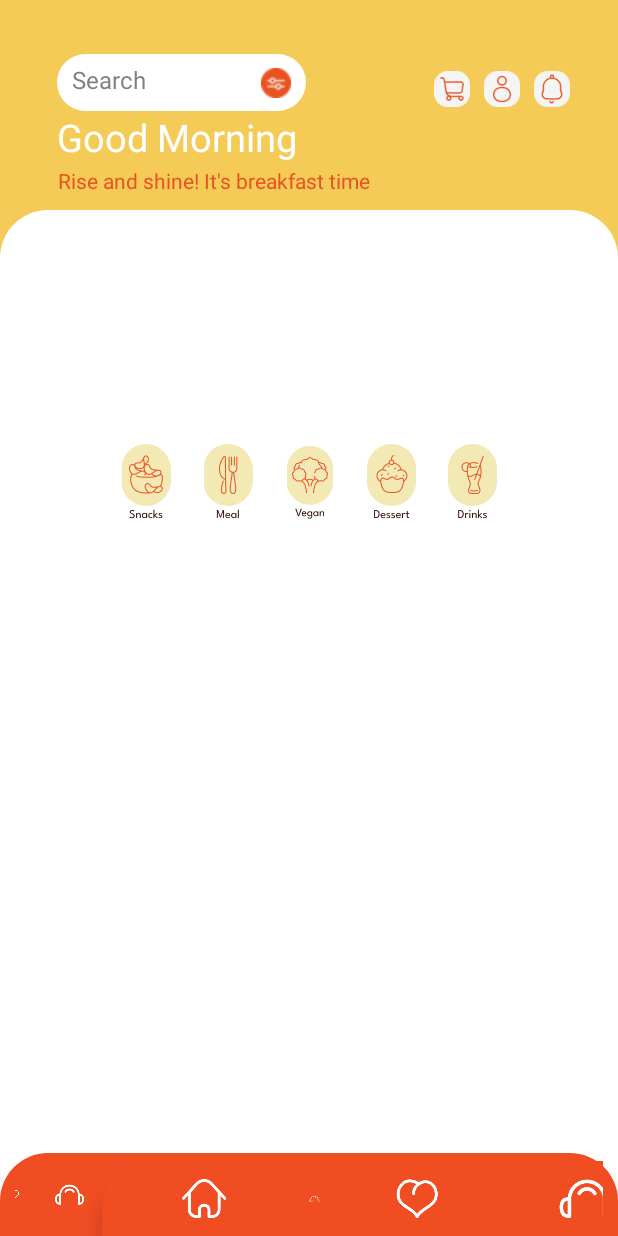
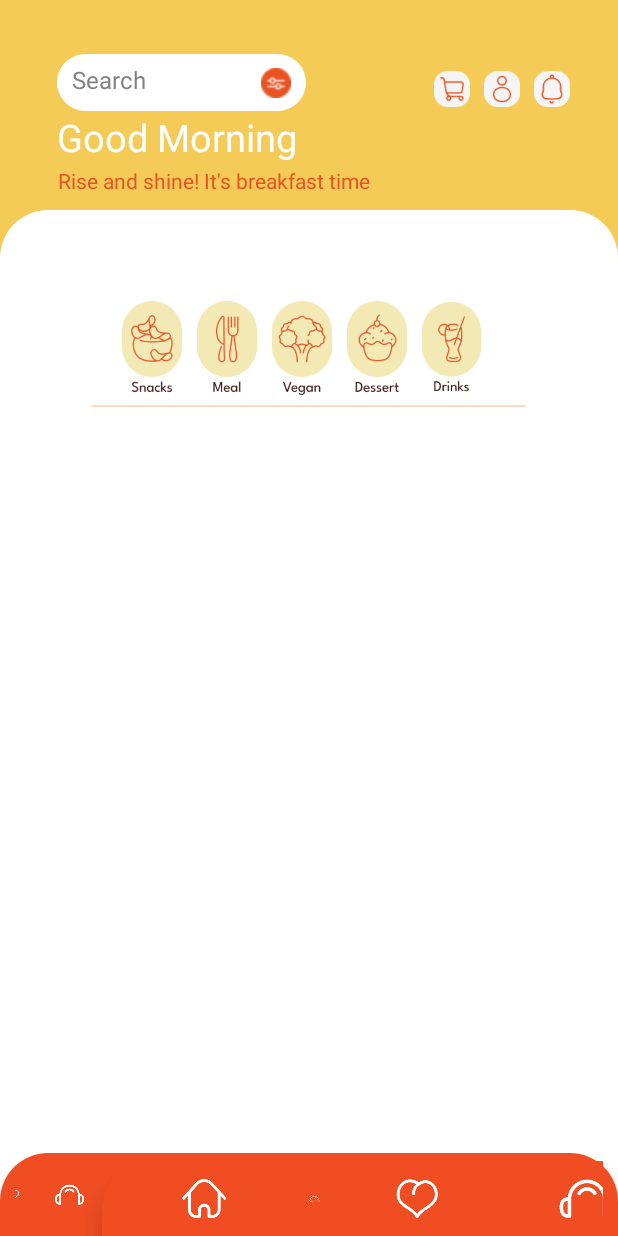
Before and after one commit to VectorVanguard/figmaProject, an Android app: the FoodCategoryFragment screen opened directly, with no data from a screen before it, on a phone screen of 412 x 824 dp. Run offline under Robolectric (Android 15) with nearby library versions, the phone set to English and light mode, and no system bars; Roboto replaces fonts that are not available here.

Commit message:
Бр бр потамип

```diff
--- a/app/build.gradle.kts
+++ b/app/build.gradle.kts
@@ -7,6 +7,8 @@ plugins {
 android {
     namespace = "com.example.projectfigma"
     compileSdk = 35
+
+
 
     defaultConfig {
         applicationId = "com.example.projectfigma"
--- a/app/src/main/java/com/example/projectfigma/Activity/HomeActivity.kt
+++ b/app/src/main/java/com/example/projectfigma/Activity/HomeActivity.kt
@@ -3,6 +3,7 @@ package com.example.projectfigma.Activity
 import android.os.Bundle
 import androidx.appcompat.app.AppCompatActivity
 import com.example.projectfigma.Fragments.BottomPanelFragment
+import com.example.projectfigma.Fragments.FoodCategoryFragment
 import com.example.projectfigma.R
 
 class HomeActivity : AppCompatActivity() {
--- /dev/null
+++ b/app/src/main/java/com/example/projectfigma/Fragments/DividingLine.kt
@@ -0,0 +1,29 @@
+package com.example.projectfigma.Fragments
+
+import android.os.Bundle
+import androidx.fragment.app.Fragment
+import android.view.LayoutInflater
+import android.view.View
+import android.view.ViewGroup
+import com.example.projectfigma.R
+import com.example.projectfigma.databinding.FragmentDividingLineBinding
+import com.example.projectfigma.databinding.FragmentFoodCategoryCardBinding
+
+class DividingLine : Fragment() {
+
+    private var _binding: FragmentDividingLineBinding? = null
+    private val binding get() = _binding!!
+
+    override fun onCreate(savedInstanceState: Bundle?) {
+        super.onCreate(savedInstanceState)
+    }
+
+    override fun onCreateView(
+        inflater: LayoutInflater,
+        container: ViewGroup?,
+        savedInstanceState: Bundle?
+    ): View {
+        _binding = FragmentDividingLineBinding.inflate(inflater,  container, false)
+        return binding.root
+    }
+}
--- a/app/src/main/java/com/example/projectfigma/Fragments/FoodCategoryFragment.kt
+++ b/app/src/main/java/com/example/projectfigma/Fragments/FoodCategoryFragment.kt
@@ -10,7 +10,6 @@ import com.example.projectfigma.databinding.FragmentFoodCategoryCardBinding
 
 class FoodCategoryFragment : Fragment() {
 
-    // ViewBinding
     private var _binding: FragmentFoodCategoryCardBinding? = null
     private val binding get() = _binding!!
 
--- a/app/src/main/res/layout/activity_home.xml
+++ b/app/src/main/res/layout/activity_home.xml
@@ -103,7 +103,51 @@
 
     </androidx.constraintlayout.widget.ConstraintLayout>
 
+    <androidx.constraintlayout.widget.ConstraintLayout
+        android:layout_width="389dp"
+        android:layout_height="579dp"
+        app:layout_constraintBottom_toBottomOf="parent"
+        app:layout_constraintEnd_toEndOf="parent"
+        app:layout_constraintStart_toStartOf="parent"
+        app:layout_constraintTop_toBottomOf="@+id/constraintLayout">
 
+        <FrameLayout
+            android:id="@+id/food_category_frame"
+            android:layout_width="wrap_content"
+            android:layout_height="77dp"
+            app:layout_constraintEnd_toEndOf="parent"
+            app:layout_constraintStart_toStartOf="parent"
+            app:layout_constraintTop_toTopOf="parent">
+
+            <fragment
+                android:id="@+id/food_category_fragment"
+                android:name="com.example.projectfigma.Fragments.FoodCategoryFragment"
+                android:layout_width="match_parent"
+                android:layout_height="match_parent"
+                tools:layout="@layout/fragment_food_category_card" />
+
+        </FrameLayout>
+
+        <FrameLayout
+            android:id="@+id/dividingLine"
+            android:layout_width="match_parent"
+            android:layout_height="25dp"
+            android:paddingLeft="50dp"
+            android:paddingRight="50dp"
+            app:layout_constraintEnd_toEndOf="parent"
+            app:layout_constraintStart_toStartOf="parent"
+            app:layout_constraintTop_toBottomOf="@+id/food_category_frame">
+
+            <fragment
+                android:id="@+id/as"
+                android:name="com.example.projectfigma.Fragments.DividingLine"
+                android:layout_width="match_parent"
+                android:layout_height="match_parent"
+                tools:layout="@layout/fragment_dividing_line" />
+
+        </FrameLayout>
+
+    </androidx.constraintlayout.widget.ConstraintLayout>
 
     <include
         layout="@layout/activity_bottom_panel"
@@ -112,24 +156,5 @@
         app:layout_constraintBottom_toBottomOf="parent"
         app:layout_constraintEnd_toEndOf="parent" />
 
-    <androidx.constraintlayout.widget.ConstraintLayout
-        android:layout_width="412dp"
-        android:layout_height="592dp"
-        app:layout_constraintBottom_toBottomOf="parent">
-
-
-        <androidx.fragment.app.FragmentContainerView
-            android:id="@+id/fragmentContainerView2"
-            android:name="com.example.projectfigma.Fragments.FoodCategoryFragment"
-            android:layout_width="wrap_content"
-            android:layout_height="wrap_content"
-            android:layout_marginTop="44dp"
-            app:layout_constraintEnd_toEndOf="parent"
-            app:layout_constraintStart_toStartOf="parent"
-            app:layout_constraintTop_toTopOf="parent"
-            />
-    </androidx.constraintlayout.widget.ConstraintLayout>
-
-
 
 </androidx.constraintlayout.widget.ConstraintLayout>
--- /dev/null
+++ b/app/src/main/res/layout/fragment_dividing_line.xml
@@ -0,0 +1,12 @@
+<?xml version="1.0" encoding="utf-8"?>
+<FrameLayout xmlns:android="http://schemas.android.com/apk/res/android"
+    xmlns:tools="http://schemas.android.com/tools"
+    android:layout_width="match_parent"
+    android:layout_height="match_parent"
+    tools:context=".Fragments.DividingLine">
+
+    <View
+        android:layout_width="match_parent"
+        android:layout_height="1dp"
+        android:background="@color/dividing_line"/>
+</FrameLayout>
--- a/app/src/main/res/layout/fragment_food_category_card.xml
+++ b/app/src/main/res/layout/fragment_food_category_card.xml
@@ -2,44 +2,54 @@
     <LinearLayout
         xmlns:android="http://schemas.android.com/apk/res/android"
         xmlns:app="http://schemas.android.com/apk/res-auto"
-        android:layout_width="wrap_content"
-        android:layout_height="50dp"
+        android:layout_width="match_parent"
+        android:layout_height="match_parent"
         android:orientation="horizontal"
         android:paddingHorizontal="70dp"
         android:id="@+id/buttonPanel"
-        android:layout_marginTop="20dp"
+        android:paddingVertical="5dp"
         >
 
 
     <ImageView
         android:id="@+id/snacks"
-            android:layout_width="wrap_content"
-            android:layout_height="wrap_content"
+        android:layout_width="0dp"
+        android:layout_height="match_parent"
         android:layout_weight="1"
+        android:layout_marginEnd="10dp"
         app:srcCompat="@drawable/snacks" />
+
     <ImageView
         android:id="@+id/meal"
-            android:layout_width="wrap_content"
-            android:layout_height="wrap_content"
+        android:layout_width="0dp"
+
+        android:layout_height="match_parent"
         android:layout_weight="1"
+        android:layout_marginEnd="10dp"
         app:srcCompat="@drawable/meal" />
+
     <ImageView
         android:id="@+id/vegan"
-            android:layout_width="wrap_content"
-            android:layout_height="wrap_content"
+        android:layout_width="0dp"
+
+        android:layout_height="match_parent"
         android:layout_weight="1"
+        android:layout_marginEnd="10dp"
         app:srcCompat="@drawable/vegan" />
+
     <ImageView
         android:id="@+id/Dessert"
-            android:layout_width="wrap_content"
-            android:layout_height="wrap_content"
+        android:layout_width="0dp"
+        android:layout_height="match_parent"
         android:layout_weight="1"
+        android:layout_marginEnd="10dp"
         app:srcCompat="@drawable/dessert" />
+
     <ImageView
         android:id="@+id/drinks"
-            android:layout_width="wrap_content"
-            android:layout_height="wrap_content"
+        android:layout_width="0dp"
+        android:layout_height="match_parent"
         android:layout_weight="1"
+        android:layout_marginEnd="10dp"
         app:srcCompat="@drawable/drinks" />
-
     </LinearLayout>
--- a/app/src/main/res/values/colors.xml
+++ b/app/src/main/res/values/colors.xml
@@ -6,4 +6,5 @@
     <color name="mainLayoutBackground">#F3C957</color>
     <color name="organe">#E95322</color>
     <color name =  "bottom_backround">#F5CB58</color>
+    <color name="dividing_line">#FFD8C7</color>
 </resources>
--- a/app/src/main/res/values/strings.xml
+++ b/app/src/main/res/values/strings.xml
@@ -1,3 +1,5 @@
 <resources>
     <string name="app_name">Project</string>
+    <!-- TODO: Remove or change this placeholder text -->
+    <string name="hello_blank_fragment">Hello blank fragment</string>
 </resources>
--- a/build.gradle.kts
+++ b/build.gradle.kts
@@ -1,5 +1,6 @@
 // Top-level build file where you can add configuration options common to all sub-projects/modules.
 plugins {
-    alias(libs.plugins.android.application) apply false
-    alias(libs.plugins.kotlin.android) apply false
+    id("com.android.application") version "8.8.2" apply false
+    id("com.android.library")    version "8.8.2" apply false
+    id("org.jetbrains.kotlin.android") version "2.1.20" apply false
 }
```
Lines whose indentation alone changed are shown as unchanged.
